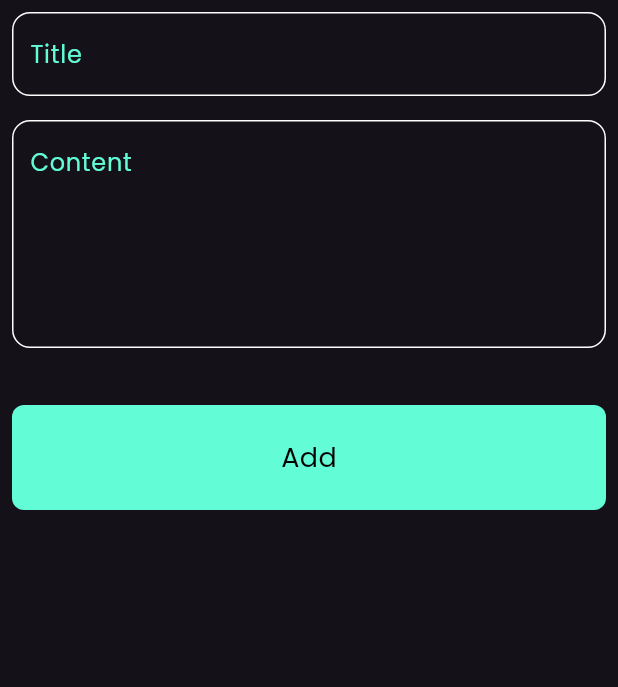
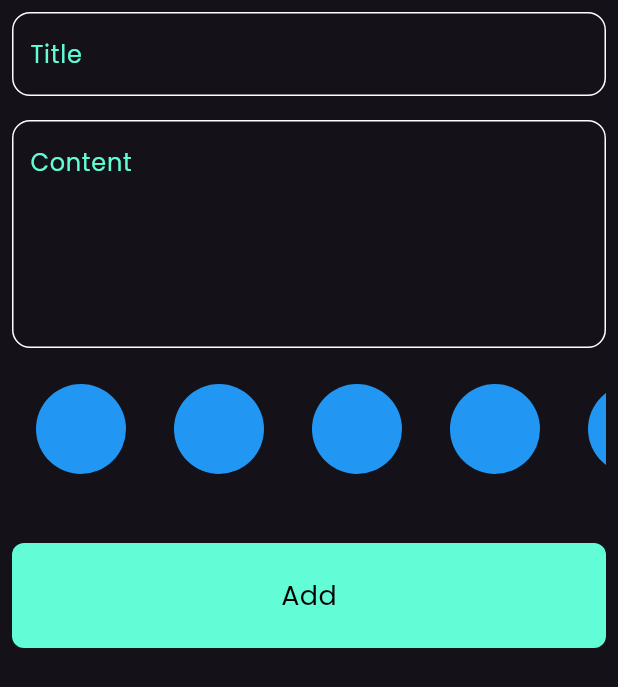
Before and after one commit to wisam4tech/notes_app, a Flutter app: the AddNoteForm widget shown alone on an empty page, opened directly, on a phone screen of 412 x 824 dp. Shown: the top 687 px of the screen. Run offline on Flutter 3.47's test engine with Material 3 defaults, Android fonts, the phone set to English and light mode, and no system bars; our stand-ins replace bloc, flutter_bloc, hive, hive_flutter, modal_progress_hud_nsn; accounts and stored records are empty.

Commit message:
create colors list view part1

```diff
--- a/lib/widgets/add_note_form.dart
+++ b/lib/widgets/add_note_form.dart
@@ -4,6 +4,7 @@ import 'package:intl/intl.dart';
 import 'package:notes_app/cubits/add_note_cubit/add_note_cubit.dart';
 import 'package:notes_app/helper/constants.dart';
 import 'package:notes_app/models/note_model.dart';
+import 'package:notes_app/widgets/colors_list_view_widget.dart';
 import 'package:notes_app/widgets/custom_button.dart';
 import 'package:notes_app/widgets/custom_textfield.dart';
 
@@ -41,6 +42,7 @@ class _AddNoteFormState extends State<AddNoteForm> {
               subTitle = value;
             },
           ),
+          ColorsListView(),
           SizedBox(
             height: 30,
           ),
--- /dev/null
+++ b/lib/widgets/colors_list_view_widget.dart
@@ -0,0 +1,37 @@
+import 'package:flutter/material.dart';
+
+class ColorItem extends StatelessWidget {
+  const ColorItem({super.key});
+
+  @override
+  Widget build(BuildContext context) {
+    return Padding(
+      padding: const EdgeInsets.all(8.0),
+      child: CircleAvatar(
+        backgroundColor: Colors.blue,
+        radius: 38,
+      ),
+    );
+  }
+}
+
+class ColorsListView extends StatelessWidget {
+  const ColorsListView({super.key});
+
+  @override
+  Widget build(BuildContext context) {
+    return Padding(
+      padding: const EdgeInsets.all(8.0),
+      child: SizedBox(
+        height: 38 * 2,
+        child: ListView.builder(
+          scrollDirection: Axis.horizontal,
+          itemCount: 10,
+          itemBuilder: (context, index) {
+            return ColorItem();
+          },
+        ),
+      ),
+    );
+  }
+}
```
